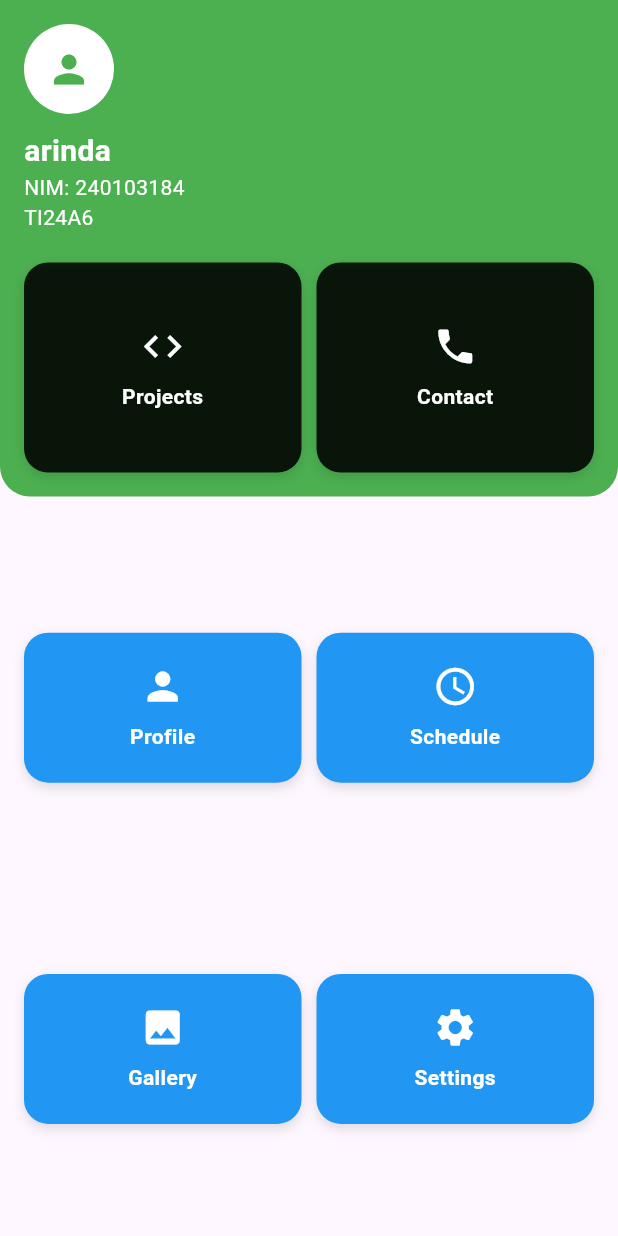
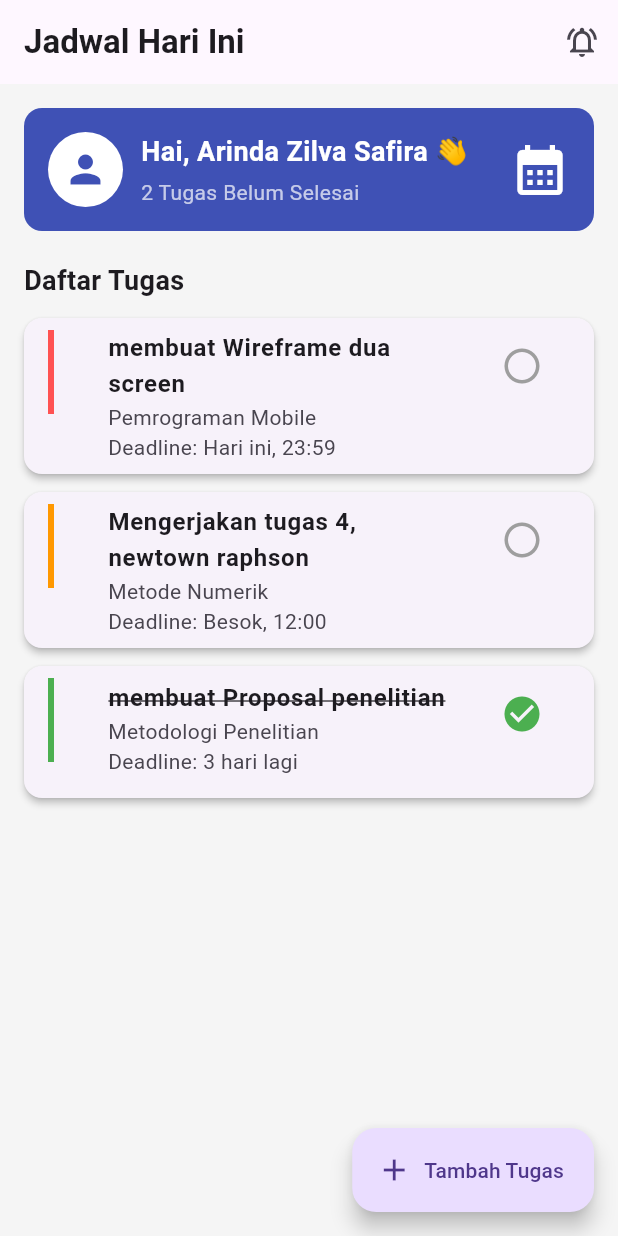
Before and after one commit to arindaazil/pemrograman_mobile, a Flutter app: the screen it shows after launch, on a phone screen of 412 x 824 dp. Run offline on Flutter 3.47's test engine with Material 3 defaults, Android fonts, the light colour scheme and no system bars.

Commit message:
first commit

```diff
--- a/lib/main.dart
+++ b/lib/main.dart
@@ -1,164 +1,311 @@
 import 'package:flutter/material.dart';
 
 void main() {
-  runApp(MyApp());
+  runApp(const MyApp());
 }
 
 class MyApp extends StatelessWidget {
+  const MyApp({super.key});
+
   @override
   Widget build(BuildContext context) {
-    return MaterialApp(debugShowCheckedModeBanner: false, home: HomePage());
+    return MaterialApp(
+      debugShowCheckedModeBanner: false,
+      title: 'Schedule Mahasiswa',
+      theme: ThemeData(
+        primarySwatch: Colors.indigo,
+        useMaterial3: true,
+      ),
+      home: const HomeScreen(),
+    );
   }
 }
 
-class HomePage extends StatelessWidget {
-  Widget box(Color color, String text, {double height = 100, IconData? icon}) {
-    return Container(
-      height: height,
-      decoration: BoxDecoration(
-        color: color,
-        borderRadius: BorderRadius.circular(16),
-        boxShadow: [
-          BoxShadow(color: Colors.black12, blurRadius: 6, offset: Offset(0, 3)),
-        ],
-      ),
-      child: Column(
-        mainAxisAlignment: MainAxisAlignment.center,
-        children: [
-          if (icon != null) Icon(icon, color: Colors.white, size: 30),
-          SizedBox(height: 8),
-          Text(
-            text,
-            textAlign: TextAlign.center,
-            style: TextStyle(color: Colors.white, fontWeight: FontWeight.bold),
-          ),
-        ],
-      ),
+class Tugas {
+  final String id;
+  final String matkul;
+  final String judul;
+  final String deadline;
+  final bool selesai;
+  final Color warna;
+
+  Tugas({
+    required this.id,
+    required this.matkul,
+    required this.judul,
+    required this.deadline,
+    required this.selesai,
+    required this.warna,
+  });
+}
+
+class HomeScreen extends StatefulWidget {
+  const HomeScreen({super.key});
+
+  @override
+  State<HomeScreen> createState() => _HomeScreenState();
+}
+
+class _HomeScreenState extends State<HomeScreen> {
+
+  String namaMahasiswa = "Arinda Zilva Safira";
+
+  List<Tugas> listTugas = [
+    Tugas(id: '1', matkul: 'Pemrograman Mobile', judul: 'membuat Wireframe dua screen', deadline: 'Hari ini, 23:59', selesai: false, warna: Colors.redAccent),
+    Tugas(id: '2', matkul: 'Metode Numerik', judul: 'Mengerjakan tugas 4, newtown raphson', deadline: 'Besok, 12:00', selesai: false, warna: Colors.orange),
+    Tugas(id: '3', matkul: 'Metodologi Penelitian', judul: 'membuat Proposal penelitian ', deadline: '3 hari lagi', selesai: true, warna: Colors.green),
+  ];
+
+  void toggleSelesai(String id) {
+    setState(() {
+      listTugas = listTugas.map((tugas) {
+        if (tugas.id == id) {
+          return Tugas(
+            id: tugas.id,
+            matkul: tugas.matkul,
+            judul: tugas.judul,
+            deadline: tugas.deadline,
+            selesai: !tugas.selesai,
+            warna: !tugas.selesai ? Colors.green : Colors.orange,
           );
+        }
+        return tugas;
+      }).toList();
+    });
   }
 
   @override
   Widget build(BuildContext context) {
+
+    int jumlahBelumSelesai =
+        listTugas.where((t) => !t.selesai).length;
+
     return Scaffold(
-      body: SafeArea(
-        child: Column(
+      backgroundColor: Colors.grey[100],
+      appBar: AppBar(
+        title: const Text('Jadwal Hari Ini',
+            style: TextStyle(fontWeight: FontWeight.bold)),
+        actions: [
+          IconButton(
+            onPressed: () {},
+            icon: const Icon(Icons.notifications_active_outlined),
+          )
+        ],
+      ),
+      body: ListView(
+        padding: const EdgeInsets.all(16),
         children: [
-            // HEADER
+
+          // HEADER PROFIL + TANGGAL
           Container(
-              width: double.infinity,
-              padding: EdgeInsets.all(16),
+            padding: const EdgeInsets.all(16),
             decoration: BoxDecoration(
-                color: Colors.green,
-                borderRadius: BorderRadius.only(
-                  bottomLeft: Radius.circular(20),
-                  bottomRight: Radius.circular(20),
+              color: Colors.indigo,
+              borderRadius: BorderRadius.circular(12),
             ),
+            child: Row(
+              mainAxisAlignment: MainAxisAlignment.spaceBetween,
+              children: [
+
+                Row(
+                  children: [
+                    CircleAvatar(
+                      radius: 25,
+                      backgroundColor: Colors.white,
+                      child: Icon(Icons.person,
+                          size: 30, color: Colors.indigo),
                     ),
-              child: Column(
+                    const SizedBox(width: 12),
+
+                    Column(
                       crossAxisAlignment: CrossAxisAlignment.start,
                       children: [
-                  CircleAvatar(
-                    radius: 30,
-                    backgroundColor: Colors.white,
-                    child: Icon(Icons.person, size: 30, color: Colors.green),
+                        Text(
+                          'Hai, $namaMahasiswa 👋',
+                          style: const TextStyle(
+                              color: Colors.white,
+                              fontSize: 18,
+                              fontWeight: FontWeight.bold),
                         ),
-
-                  SizedBox(height: 10),
-
+                        const SizedBox(height: 4),
                         Text(
-                    "arinda",
-                    style: TextStyle(
-                      fontSize: 20,
-                      fontWeight: FontWeight.bold,
-                      color: Colors.white,
-                    ),
-                  ),
-                  Text("NIM: 240103184", style: TextStyle(color: Colors.white)),
-                  Text("TI24A6", style: TextStyle(color: Colors.white)),
-
-                  SizedBox(height: 20),
-
-                  // DIGANTI JADI LEBIH BAGUS
-                  Row(
-                    children: [
-                      Expanded(
-                        child: box(
-                          Colors.black87,
-                          "Projects",
-                          height: 140,
-                          icon: Icons.code,
-                        ),
-                      ),
-                      SizedBox(width: 10),
-                      Expanded(
-                        child: box(
-                          Colors.black87,
-                          "Contact",
-                          height: 140,
-                          icon: Icons.phone,
-                        ),
+                          '$jumlahBelumSelesai Tugas Belum Selesai',
+                          style: const TextStyle(color: Colors.white70),
                         ),
                       ],
                     ),
                   ],
                 ),
+
+                const Icon(Icons.calendar_month,
+                    color: Colors.white, size: 40),
+              ],
+            ),
           ),
 
-            SizedBox(height: 16),
+          const SizedBox(height: 20),
 
-            // GRID MENU
-            Expanded(
-              child: Padding(
-                padding: EdgeInsets.all(16),
+          const Text('Daftar Tugas',
+              style: TextStyle(fontSize: 18, fontWeight: FontWeight.bold)),
+          const SizedBox(height: 12),
+
+          // LIST TUGAS
+          ...listTugas.map((tugas) => Card(
+            elevation: 2,
+            margin: const EdgeInsets.only(bottom: 12),
+            child: ListTile(
+              onTap: () {
+                Navigator.push(
+                  context,
+                  MaterialPageRoute(
+                    builder: (context) => DetailScreen(
+                      tugas: tugas,
+                      toggleSelesai: toggleSelesai,
+                    ),
+                  ),
+                );
+              },
+              leading: Container(width: 4, color: tugas.warna),
+              title: Text(
+                tugas.judul,
+                style: TextStyle(
+                  fontWeight: FontWeight.w600,
+                  decoration: tugas.selesai
+                      ? TextDecoration.lineThrough
+                      : null,
+                ),
+              ),
+              subtitle: Text(
+                  '${tugas.matkul}\nDeadline: ${tugas.deadline}'),
+              isThreeLine: true,
+              trailing: IconButton(
+                onPressed: () => toggleSelesai(tugas.id),
+                icon: Icon(
+                  tugas.selesai
+                      ? Icons.check_circle
+                      : Icons.circle_outlined,
+                  color: tugas.selesai
+                      ? Colors.green
+                      : Colors.grey,
+                  size: 28,
+                ),
+              ),
+            ),
+          )),
+        ],
+      ),
+
+      floatingActionButton: FloatingActionButton.extended(
+        onPressed: () {},
+        icon: const Icon(Icons.add),
+        label: const Text('Tambah Tugas'),
+      ),
+    );
+  }
+}
+
+// DETAIL SCREEN
+class DetailScreen extends StatelessWidget {
+  final Tugas tugas;
+  final Function(String) toggleSelesai;
+
+  const DetailScreen({
+    super.key,
+    required this.tugas,
+    required this.toggleSelesai,
+  });
+
+  @override
+  Widget build(BuildContext context) {
+    return Scaffold(
+      appBar: AppBar(
+        title: Text(tugas.matkul),
+      ),
+      body: Padding(
+        padding: const EdgeInsets.all(20.0),
         child: Column(
+          crossAxisAlignment: CrossAxisAlignment.start,
+          children: [
+            Text(tugas.judul,
+                style: const TextStyle(
+                    fontSize: 24, fontWeight: FontWeight.bold)),
+            const SizedBox(height: 12),
+
+            Chip(
+              label: Text(
+                  tugas.selesai ? 'Selesai' : 'Belum Selesai'),
+              backgroundColor: tugas.selesai
+                  ? Colors.green[100]
+                  : Colors.red[100],
+            ),
+
+            const SizedBox(height: 20),
+
+            const Text('Deadline',
+                style: TextStyle(
+                    fontSize: 16, fontWeight: FontWeight.bold)),
+            const SizedBox(height: 8),
+
+            Row(
+              children: [
+                const Icon(Icons.access_time, size: 20),
+                const SizedBox(width: 8),
+                Text(tugas.deadline,
+                    style: const TextStyle(fontSize: 16)),
+              ],
+            ),
+
+            const Divider(height: 40),
+
+            const Text('Deskripsi',
+                style: TextStyle(
+                    fontSize: 16, fontWeight: FontWeight.bold)),
+            const SizedBox(height: 8),
+
+            const Text(
+                'Kerjakan sesuai instruksi dan upload ke e-learning.'),
+
+            const Spacer(),
+
+            Row(
               children: [
                 Expanded(
-                      child: Row(
-                        children: [
-                          Expanded(
-                            child: box(
-                              Colors.blue,
-                              "Profile",
-                              icon: Icons.person,
+                  child: OutlinedButton.icon(
+                    onPressed: () {
+                      showDialog(
+                        context: context,
+                        builder: (context) => AlertDialog(
+                          title: const Text('Pengingat'),
+                          content: const Text(
+                              'Pengingat 1 jam sebelum deadline aktif'),
+                          actions: [
+                            TextButton(
+                                onPressed: () =>
+                                    Navigator.pop(context),
+                                child: const Text('Oke'))
+                          ],
+                        ),
+                      );
+                    },
+                    icon: const Icon(Icons.alarm),
+                    label: const Text('Pengingat'),
                   ),
                 ),
-                          SizedBox(width: 10),
+
+                const SizedBox(width: 12),
+
                 Expanded(
-                            child: box(
-                              Colors.blue,
-                              "Schedule",
-                              icon: Icons.schedule,
+                  child: ElevatedButton.icon(
+                    onPressed: () {
+                      toggleSelesai(tugas.id);
+                      Navigator.pop(context);
+                    },
+                    icon: const Icon(Icons.check),
+                    label: const Text('Selesai'),
                   ),
                 ),
               ],
-                      ),
-                    ),
-                    SizedBox(height: 10),
-                    Expanded(
-                      child: Row(
-                        children: [
-                          Expanded(
-                            child: box(
-                              Colors.blue,
-                              "Gallery",
-                              icon: Icons.image,
-                            ),
-                          ),
-                          SizedBox(width: 10),
-                          Expanded(
-                            child: box(
-                              Colors.blue,
-                              "Settings",
-                              icon: Icons.settings,
-                            ),
-                          ),
-                        ],
-                      ),
-                    ),
-                  ],
-                ),
-              ),
-            ),
+            )
           ],
         ),
       ),
```
Also changed, not shown: input_form_app/analysis_options.yaml (added, +28 -0 lines), input_form_app/lib/main.dart (added, +196 -0 lines), input_form_app/pubspec.yaml (added, +89 -0 lines), input_form_app/pubspec.lock (added), 128 other files. Lines whose indentation alone changed are shown as unchanged.
